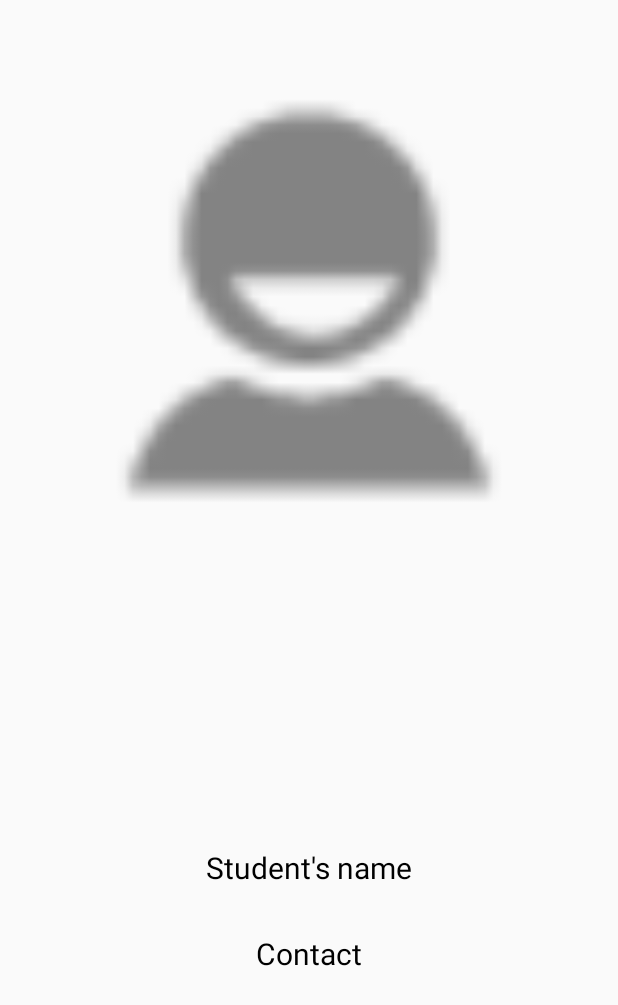
After one commit to jurke95/androidSchoolApp, an Android app: the UserProfileActivity screen opened directly, with no data from a screen before it, on a phone screen of 412 x 824 dp. The commit adds this screen. Shown: the top 1005 px of the screen. Run offline under Robolectric (Android 15) with nearby library versions, the phone set to English and light mode, and no system bars; pictures from the network do not load.

```diff
--- a/app/src/main/AndroidManifest.xml
+++ b/app/src/main/AndroidManifest.xml
@@ -22,6 +22,8 @@
                 <category android:name="android.intent.category.LAUNCHER" />
             </intent-filter>
         </activity>
+        <activity android:name=".activities.UserProfileActivity">
+        </activity>
 
     </application>
 
--- /dev/null
+++ b/app/src/main/java/com/example/schoolapp/activities/UserProfileActivity.java
@@ -0,0 +1,42 @@
+package com.example.schoolapp.activities;
+
+
+import android.os.Build;
+import android.os.Bundle;
+import android.widget.ImageView;
+import android.widget.TextView;
+import android.widget.Toolbar;
+
+
+import androidx.annotation.RequiresApi;
+import androidx.appcompat.app.AppCompatActivity;
+
+import com.bumptech.glide.Glide;
+import com.example.schoolapp.R;
+
+public class UserProfileActivity extends AppCompatActivity {
+
+
+    @Override
+    protected void onCreate(Bundle savedInstanceState) {
+        super.onCreate(savedInstanceState);
+        setContentView(R.layout.activity_user_profile);
+
+        //Toolbar toolbar = findViewById(R.layout.toolbar);
+
+        if(getIntent().hasExtra("image_url") && getIntent().hasExtra("student_name")){
+            String imageUrl = getIntent().getStringExtra("image_url");
+            String studentName = getIntent().getStringExtra("student_name");
+
+            TextView name = findViewById(R.id.student_name);
+            name.setText(studentName);
+
+            ImageView image = findViewById(R.id.image);
+            Glide.with(this)
+                    .asBitmap()
+                    .load(imageUrl)
+                    .into(image);
+        }
+    }
+
+}
--- /dev/null
+++ b/app/src/main/res/layout/activity_user_profile.xml
@@ -0,0 +1,44 @@
+<?xml version="1.0" encoding="utf-8"?>
+<LinearLayout xmlns:android="http://schemas.android.com/apk/res/android"
+    android:layout_width="match_parent"
+    android:layout_height="match_parent"
+    android:orientation="vertical"
+    android:weightSum="100">
+
+    <ImageView
+        android:layout_width="match_parent"
+        android:layout_height="0dp"
+        android:layout_weight="55"
+        android:id="@+id/image"
+        android:scaleType="centerCrop"
+        android:src="@drawable/ic_action_person"/>
+
+    <LinearLayout
+        android:layout_width="match_parent"
+        android:layout_height="wrap_content"
+        android:orientation="vertical"
+        android:layout_weight="45"
+        android:gravity="center">
+
+
+        <TextView
+            android:id="@+id/student_name"
+            android:layout_width="wrap_content"
+            android:layout_height="wrap_content"
+            android:layout_marginBottom="10dp"
+            android:text="Student's name"
+            android:textColor="#000"
+            android:textSize="20dp" />
+
+        <TextView
+            android:id="@+id/student_contact"
+            android:layout_width="wrap_content"
+            android:layout_height="wrap_content"
+            android:textSize="20dp"
+            android:text="Contact"
+            android:layout_marginTop="20dp"
+            android:layout_marginBottom="10dp"
+            android:textColor="#000"/>
+
+    </LinearLayout>
+</LinearLayout>
--- a/app/src/main/res/values/strings.xml
+++ b/app/src/main/res/values/strings.xml
@@ -1,3 +1,4 @@
 <resources>
     <string name="app_name">SchoolApp</string>
+    <string name="hello_world">Hello from resource</string>
 </resources>
--- a/app/src/main/res/values/styles.xml
+++ b/app/src/main/res/values/styles.xml
@@ -1,7 +1,7 @@
 <resources>
 
     <!-- Base application theme. -->
-    <style name="AppTheme" parent="Theme.AppCompat.Light.DarkActionBar">
+    <style name="AppTheme" parent="Theme.AppCompat.Light.NoActionBar">
         <!-- Customize your theme here. -->
         <item name="colorPrimary">@color/colorPrimary</item>
         <item name="colorPrimaryDark">@color/colorPrimaryDark</item>
```
Also changed, not shown: app/build.gradle (+11 -1 lines), app/src/main/java/com/example/schoolapp/activities/StudentsActivity.java (+28 -32 lines), app/src/main/java/com/example/schoolapp/adapters/RecyclerViewAdapter.java (added, +96 -0 lines), app/src/main/res/layout/activity_students.xml (+5 -30 lines), app/src/main/res/layout/layout_listitem.xml (added, +26 -0 lines), app/src/main/res/layout/toolbar.xml (added, +10 -0 lines), app/src/main/res/drawable/ic_action_person.png (added), app/src/main/res/drawable/ic_action_person/ic_action_person.png (added).
